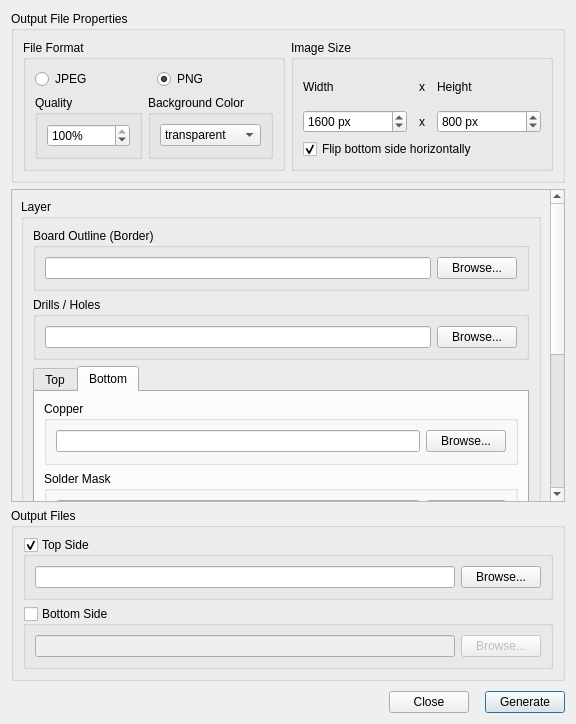
Qt form gerberplotterdialog.ui (tobiasvogel/GerberStencilGenerator) before a commit.
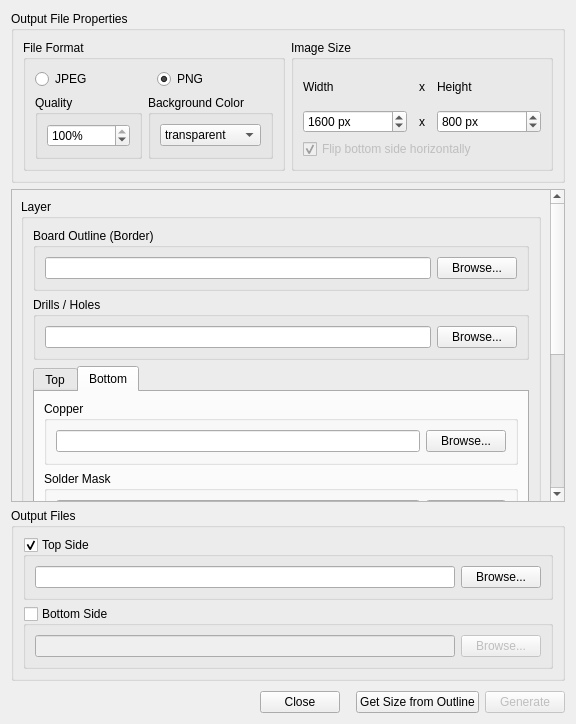
The same form after that commit.

```diff
--- a/gerberplotterdialog.ui
+++ b/gerberplotterdialog.ui
@@ -224,6 +224,9 @@
          </item>
          <item>
           <widget class="QCheckBox" name="flipBottomCheckBox">
+           <property name="enabled">
+            <bool>false</bool>
+           </property>
            <property name="text">
             <string>Flip bottom side horizontally</string>
            </property>
@@ -700,8 +703,21 @@
        </property>
       </spacer>
      </item>
+     <item>
+      <widget class="QPushButton" name="evalBoardSizeButton">
+       <property name="text">
+        <string>Get Size from Outline</string>
+       </property>
+       <property name="default">
+        <bool>true</bool>
+       </property>
+      </widget>
+     </item>
      <item>
       <widget class="QPushButton" name="generateButton">
+       <property name="enabled">
+        <bool>false</bool>
+       </property>
        <property name="text">
         <string>Generate</string>
        </property>
```
Left out of the diff: 11 changed lines with no effect on the pictures.
